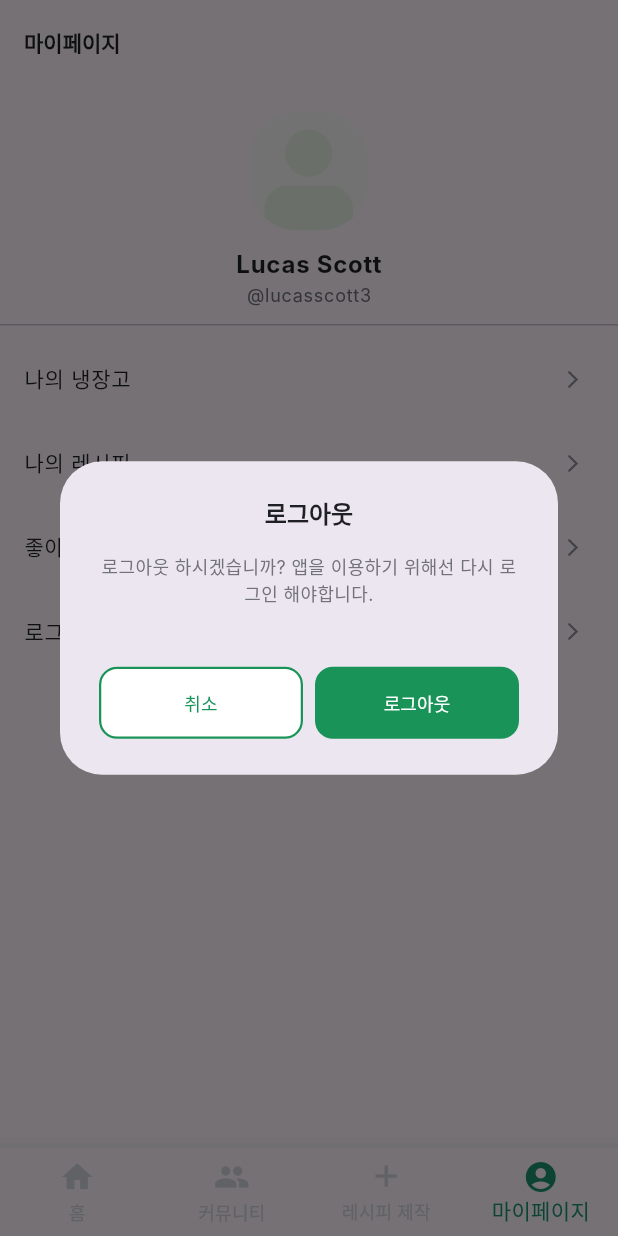
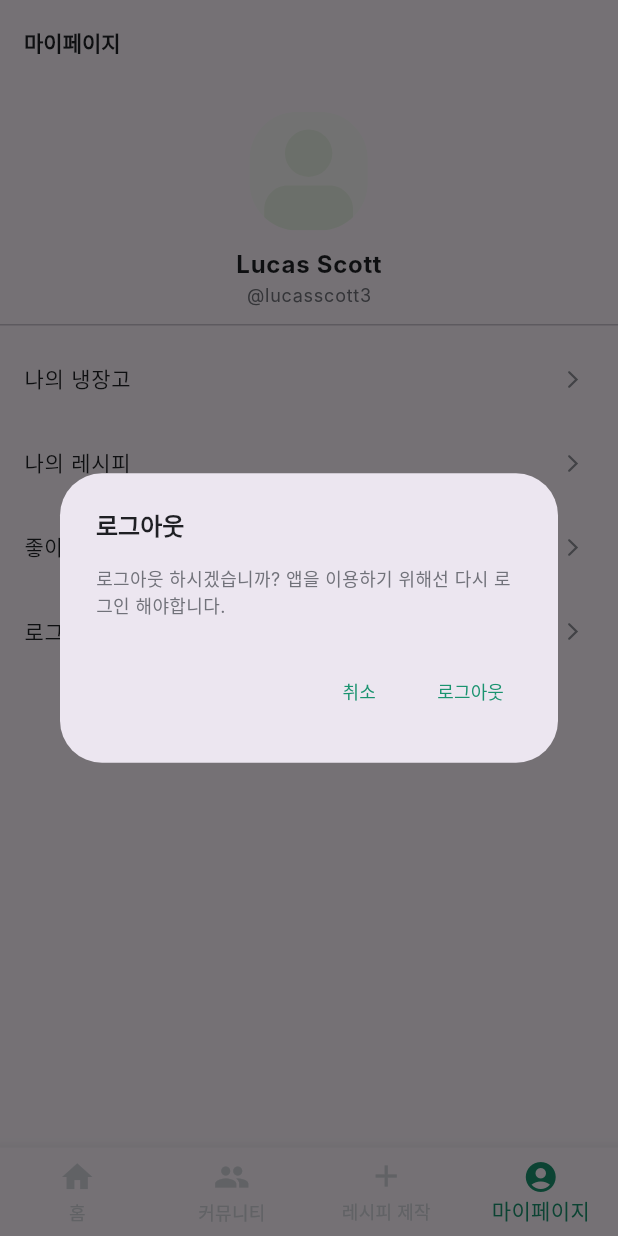
Before and after one commit to wallshield/openaiapi, a Flutter app: the screen it shows after launch, item 4 of the bottom bar chosen, after a tap on "로그아웃", on a phone screen of 412 x 824 dp. Run offline on Flutter 3.47's test engine with Material 3 defaults, Android fonts, the phone set to English and light mode, and no system bars; our stand-ins replace dots_indicator, flutter_svg; Roboto replaces fonts that are missing (Inter).

Commit message:
feat : edit logout alert

```diff
--- /dev/null
+++ b/lib/ui/page/auth/logout.dart
@@ -0,0 +1,47 @@
+import 'package:flutter/material.dart';
+import 'package:cook_assistant/ui/theme/color.dart'; // AppColors 사용을 위한 import
+import 'package:cook_assistant/ui/theme/text_styles.dart'; // AppTextStyles 사용을 위한 import
+
+class Logout {
+  static Future<void> showLogoutDialog(BuildContext context) async {
+    showDialog(
+      context: context,
+      builder: (BuildContext context) {
+        return Theme(
+          data: Theme.of(context).copyWith(
+            dialogBackgroundColor: AppColors.neutralLightLightest, // 적절한 배경색으로 변경
+          ),
+          child: AlertDialog(
+            title: Text(
+              "로그아웃",
+              style: AppTextStyles.headingH3.copyWith(color: AppColors.neutralDarkDarkest), // 제목 스타일
+            ),
+            content: Text(
+              "로그아웃 하시겠습니까? 앱을 이용하기 위해선 다시 로그인 해야합니다.",
+              style: AppTextStyles.bodyS.copyWith(color: AppColors.neutralDarkLight), // 내용 스타일
+            ),
+            actions: <Widget>[
+              TextButton(
+                child: Text(
+                  '취소',
+                  style: AppTextStyles.actionM.copyWith(color: AppColors.highlightDarkest), // 취소 버튼 스타일
+                ),
+                onPressed: () => Navigator.of(context).pop(),
+              ),
+              TextButton(
+                child: Text(
+                  '로그아웃',
+                  style: AppTextStyles.actionM.copyWith(color: AppColors.highlightDarkest), // 로그아웃 버튼 스타일
+                ),
+                onPressed: () {
+                  Navigator.of(context).pop();
+                  // 여기에 로그아웃을 처리하는 로직
+                },
+              ),
+            ],
+          ),
+        );
+      },
+    );
+  }
+}
--- a/lib/ui/page/my_page/my_page.dart
+++ b/lib/ui/page/my_page/my_page.dart
@@ -2,9 +2,12 @@ import 'package:flutter/material.dart';
 import 'package:flutter_svg/svg.dart';
 import 'package:cook_assistant/ui/theme/color.dart';
 import 'package:cook_assistant/ui/theme/text_styles.dart';
+import 'package:cook_assistant/ui/page/community/community.dart';
 import 'package:cook_assistant/ui/page/my_fridge/my_fridge.dart';
+import 'package:cook_assistant/ui/page/auth/logout.dart';
 import 'package:cook_assistant/widgets/button/primary_button.dart';
 import 'package:cook_assistant/widgets/button/secondary_button.dart';
+
 
 
 class MyPage extends StatelessWidget {
@@ -39,8 +42,8 @@ class MyPage extends StatelessWidget {
             ),
           ),
           _buildTile(context, '나의 냉장고', MyFridgePage()),
-          _buildTile(context, '나의 레시피', MyRecipesPage()),
-          _buildTile(context, '좋아요한 레시피', LikedRecipesPage()),
+          _buildTile(context, '나의 레시피', CommunityPage()),
+          _buildTile(context, '좋아요한 레시피', CommunityPage()),
           ListTile(
             title: Text('로그아웃', style: AppTextStyles.bodyM.copyWith(color: AppColors.neutralDarkDarkest)),
             trailing: SvgPicture.asset(
@@ -72,97 +75,6 @@ class MyPage extends StatelessWidget {
   }
 }
 
-
-class MyRecipesPage extends StatelessWidget {
-  @override
-  Widget build(BuildContext context) => Scaffold(
-      appBar: AppBar
-        (
-          title: Text(
-            "나의 레시피",
-            style: AppTextStyles.headingH4.copyWith(color: AppColors.neutralDarkDarkest),
-          )
-      )
-  );
+void _showLogoutDialog(BuildContext context) {
+  Logout.showLogoutDialog(context);
 }
-
-class LikedRecipesPage extends StatelessWidget {
-  @override
-  Widget build(BuildContext context) => Scaffold(
-      appBar: AppBar
-        (
-          title: Text(
-            "좋아요한 레시피",
-            style: AppTextStyles.headingH4.copyWith(color: AppColors.neutralDarkDarkest),
-          )
-      )
-  );
-}
-
-class LogoutPage extends StatelessWidget {
-  @override
-  Widget build(BuildContext context) => Scaffold(
-      appBar: AppBar
-        (
-          title: Text(
-            "로그아웃",
-            style: AppTextStyles.headingH4.copyWith(color: AppColors.neutralDarkDarkest),
-          )
-      )
-  );
-}
-
-void _showLogoutDialog(BuildContext context) {
-  showDialog(
-    context: context,
-    builder: (BuildContext context) {
-      return Theme(
-        data: Theme.of(context).copyWith(
-          dialogBackgroundColor: AppColors.neutralLightLightest,
-        ),
-        child: AlertDialog(
-          title: Text(
-            "로그아웃",
-            style: AppTextStyles.headingH3.copyWith(color: AppColors.neutralDarkDarkest),
-            textAlign: TextAlign.center,
-          ),
-          content: Text(
-            "로그아웃 하시겠습니까? 앱을 이용하기 위해선 다시 로그인 해야합니다.",
-            style: AppTextStyles.bodyS.copyWith(color: AppColors.neutralDarkLight),
-            textAlign: TextAlign.center,
-          ),
-          actions: <Widget>[
-            Padding(
-              padding: const EdgeInsets.all(16.0), // Apply 8-pixel padding around the button row
-              child: Row(
-                mainAxisAlignment: MainAxisAlignment.spaceEvenly,
-                children: <Widget>[
-                  Expanded(
-                    child: SecondaryButton(
-                      text: '취소',
-                      onPressed: () {
-                        Navigator.of(context).pop(); // Close the dialog
-                      },
-                    ),
-                  ),
-                  SizedBox(width: 8), // Provides spacing between the buttons
-                  Expanded(
-                    child: PrimaryButton(
-                      text: '로그아웃',
-                      onPressed: () {
-                        Navigator.of(context).pop(); // Potentially add logout functionality here
-                        // Implement your logout logic
-                      },
-                    ),
-                  ),
-                ],
-              ),
-            ),
-          ],
-          actionsPadding: EdgeInsets.symmetric(horizontal: 10), // Adjust if further padding is needed for the actions area
-          actionsAlignment: MainAxisAlignment.center, // Center aligns the actions if needed
-        ),
-      );
-    },
-  );
-}
```
